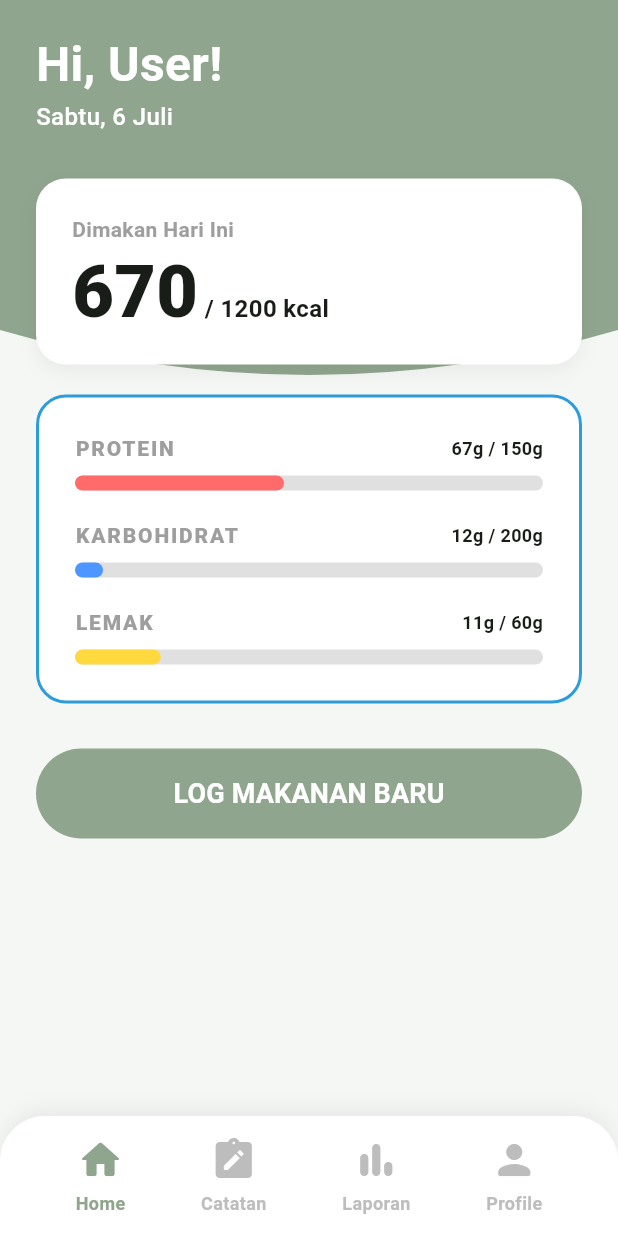
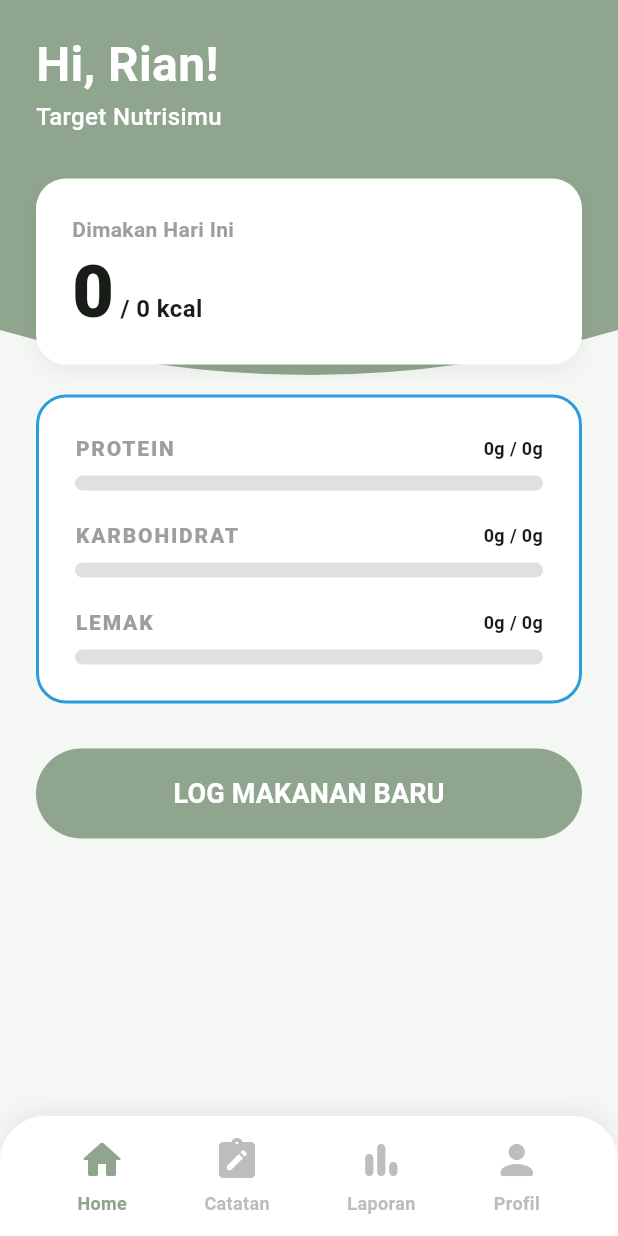
Before and after one commit to javierrayhan/nutri-go, a Flutter app: the HomeScreen screen opened by its route, on a phone screen of 412 x 824 dp. Run offline on Flutter 3.47's test engine with Material 3 defaults, Android fonts, the phone set to English and light mode, and no system bars; our stand-ins replace shared_preferences; accounts and stored records are empty; network calls fail.

Commit message:
manual merge: add all services folder in rian-dev branch to main branch

```diff
--- a/NutrienGO/nutriengo/lib/home.dart
+++ b/NutrienGO/nutriengo/lib/home.dart
@@ -1,34 +1,107 @@
 import 'package:flutter/material.dart';
+import 'services/profile_service.dart';
+import 'services/daily_log_service.dart'; // Tambahan Import Kurir Log
 
-class HomeScreen extends StatelessWidget {
+class HomeScreen extends StatefulWidget {
   const HomeScreen({Key? key}) : super(key: key);
 
   @override
+  State<HomeScreen> createState() => _HomeScreenState();
+}
+
+class _HomeScreenState extends State<HomeScreen> {
+  bool _isLoading = true;
+
+  // Variabel Target Maksimal (Dari Profile)
+  int maxCalories = 0;
+  double proteinMax = 0;
+  double carbsMax = 0;
+  double fatMax = 0;
+
+  // Variabel Progress Hari Ini (Dari Daily Logs)
+  int currentCalories = 0;
+  double proteinCurrent = 0;
+  double carbsCurrent = 0;
+  double fatCurrent = 0;
+
+  @override
+  void initState() {
+    super.initState();
+    _loadData(); // Panggil fungsi gabungan
+  }
+
+  // Fungsi pengaman angka
+  double _safeDouble(dynamic value) {
+    if (value == null) return 0.0;
+    if (value is num) return value.toDouble();
+    return double.tryParse(value.toString()) ?? 0.0;
+  }
+
+  // --- FUNGSI GABUNGAN: TARIK PROFIL & TARIK LOG HARIAN ---
+  Future<void> _loadData() async {
+    ProfileService profileService = ProfileService();
+    DailyLogService logService = DailyLogService();
+
+    // 1. Tarik Data Profil Damar
+    final profileData = await profileService.getProfile();
+
+    // 2. Tarik Data Makanan Hari Ini
+    String todayDate = DateTime.now().toIso8601String().split('T')[0];
+    List<dynamic> logs = await logService.getDailyLogs(todayDate);
+
+    // 3. Kalkulasi Total Dimakan Hari Ini
+    double tempCals = 0;
+    double tempPro = 0;
+    double tempCarbs = 0;
+    double tempFat = 0;
+
+    for (var log in logs) {
+      tempCals += _safeDouble(log['totalCalories']);
+      tempPro += _safeDouble(log['totalProtein']);
+      tempCarbs += _safeDouble(log['totalCarbs']);
+      tempFat += _safeDouble(log['totalFat']);
+    }
+
+    if (profileData != null) {
+      setState(() {
+        // Set Data Target
+        maxCalories =
+            double.tryParse(profileData['calorieGoal'].toString())?.toInt() ??
+            0;
+        proteinMax =
+            double.tryParse(profileData['proteinGoal'].toString()) ?? 0.0;
+        carbsMax = double.tryParse(profileData['carbGoal'].toString()) ?? 0.0;
+        fatMax = double.tryParse(profileData['fatGoal'].toString()) ?? 0.0;
+
+        // Set Data Progress Bar
+        currentCalories = tempCals.toInt();
+        proteinCurrent = tempPro;
+        carbsCurrent = tempCarbs;
+        fatCurrent = tempFat;
+
+        _isLoading = false;
+      });
+    } else {
+      setState(() {
+        _isLoading = false;
+      });
+      print("Data profil kosong atau gagal dimuat.");
+    }
+  }
+
+  @override
   Widget build(BuildContext context) {
-    // Dynamic variables - Hook these up to your state management later (Provider/Riverpod/GetX)
-    final int currentCalories = 670;
-    final int maxCalories = 1200;
-
-    final double proteinCurrent = 67;
-    final double proteinMax = 150;
-
-    final double carbsCurrent = 12;
-    final double carbsMax = 200;
-
-    final double fatCurrent = 11;
-    final double fatMax = 60;
-
     return Scaffold(
-      backgroundColor: const Color(0xFFF4F7F4), // Off-white background
-      body: Stack(
+      backgroundColor: const Color(0xFFF4F7F4),
+      body: _isLoading
+          ? const Center(
+              child: CircularProgressIndicator(color: Color(0xFF90A58D)),
+            )
+          : Stack(
               children: [
-          // Curved Green Header Background
                 ClipPath(
                   clipper: HeaderClipper(),
-            child: Container(
-              height: 280,
-              color: const Color(0xFF90A58D), // Sage green
-            ),
+                  child: Container(height: 280, color: const Color(0xFF90A58D)),
                 ),
                 SafeArea(
                   child: SingleChildScrollView(
@@ -38,7 +111,7 @@ class HomeScreen extends StatelessWidget {
                       children: [
                         const SizedBox(height: 20),
                         const Text(
-                    'Hi, User!',
+                          'Hi, Rian!',
                           style: TextStyle(
                             fontSize: 32,
                             fontWeight: FontWeight.bold,
@@ -46,7 +119,7 @@ class HomeScreen extends StatelessWidget {
                           ),
                         ),
                         const Text(
-                    'Sabtu, 6 Juli',
+                          'Target Nutrisimu',
                           style: TextStyle(
                             fontSize: 16,
                             color: Colors.white,
@@ -117,7 +190,7 @@ class HomeScreen extends StatelessWidget {
                             border: Border.all(
                               color: const Color(0xFF2D9CDB),
                               width: 2,
-                      ), // The Jarring Blue Border
+                            ),
                           ),
                           child: Column(
                             children: [
@@ -159,7 +232,6 @@ class HomeScreen extends StatelessWidget {
                               elevation: 0,
                             ),
                             onPressed: () {
-                        // Routing to tracking screen
                               Navigator.pushNamed(context, '/track');
                             },
                             child: const Text(
@@ -172,19 +244,16 @@ class HomeScreen extends StatelessWidget {
                             ),
                           ),
                         ),
-                  const SizedBox(height: 40), // Bottom padding
+                        const SizedBox(height: 40),
                       ],
                     ),
                   ),
                 ),
               ],
             ),
-      // Pass the context down to the nav builder
       bottomNavigationBar: _buildBottomNav(context),
     );
   }
-
-  // --- WIDGET BUILDERS ---
 
   Widget _buildDynamicProgressBar(
     String label,
@@ -192,7 +261,7 @@ class HomeScreen extends StatelessWidget {
     double max,
     Color color,
   ) {
-    double percentage = (current / max).clamp(0.0, 1.0);
+    double percentage = max > 0 ? (current / max).clamp(0.0, 1.0) : 0.0;
 
     return Column(
       crossAxisAlignment: CrossAxisAlignment.start,
@@ -219,7 +288,6 @@ class HomeScreen extends StatelessWidget {
           builder: (context, constraints) {
             return Stack(
               children: [
-                // Background Track
                 Container(
                   height: 10,
                   width: constraints.maxWidth,
@@ -228,8 +296,9 @@ class HomeScreen extends StatelessWidget {
                     borderRadius: BorderRadius.circular(5),
                   ),
                 ),
-                // Dynamic Fill
-                Container(
+                AnimatedContainer(
+                  duration: const Duration(milliseconds: 800),
+                  curve: Curves.easeOutCubic,
                   height: 10,
                   width: constraints.maxWidth * percentage,
                   decoration: BoxDecoration(
@@ -245,7 +314,6 @@ class HomeScreen extends StatelessWidget {
     );
   }
 
-  // Added BuildContext requirement here
   Widget _buildBottomNav(BuildContext context) {
     return Container(
       height: 80,
@@ -266,7 +334,6 @@ class HomeScreen extends StatelessWidget {
       child: Row(
         mainAxisAlignment: MainAxisAlignment.spaceEvenly,
         children: [
-          // Passed context and specific routes
           _buildNavItem(context, Icons.home_rounded, 'Home', true, '/home'),
           _buildNavItem(
             context,
@@ -285,7 +352,7 @@ class HomeScreen extends StatelessWidget {
           _buildNavItem(
             context,
             Icons.person_rounded,
-            'Profile',
+            'Profil',
             false,
             '/profile',
           ),
@@ -294,7 +361,6 @@ class HomeScreen extends StatelessWidget {
     );
   }
 
-  // Added context, route string, and GestureDetector functionality
   Widget _buildNavItem(
     BuildContext context,
     IconData icon,
@@ -305,7 +371,6 @@ class HomeScreen extends StatelessWidget {
     final color = isActive ? const Color(0xFF90A58D) : Colors.grey[400];
     return GestureDetector(
       onTap: () {
-        // Only push route if it's not the currently active tab
         if (!isActive) {
           Navigator.pushReplacementNamed(context, route);
         }
@@ -329,13 +394,11 @@ class HomeScreen extends StatelessWidget {
   }
 }
 
-// --- CUSTOM CLIPPER ---
 class HeaderClipper extends CustomClipper<Path> {
   @override
   Path getClip(Size size) {
     var path = Path();
     path.lineTo(0, size.height - 60);
-    // Smooth U-shape curve dropping down slightly in the middle
     var controlPoint = Offset(size.width / 2, size.height);
     var endPoint = Offset(size.width, size.height - 60);
 
--- a/NutrienGO/nutriengo/lib/tracking.dart
+++ b/NutrienGO/nutriengo/lib/tracking.dart
@@ -974,7 +974,7 @@ class _TrackingScreenState extends State<TrackingScreen> {
           _buildNavItem(Icons.home_rounded, 'Home', false, '/home'),
           _buildNavItem(Icons.note_alt_rounded, 'Tracking', true, '/track'),
           _buildNavItem(Icons.bar_chart_rounded, 'Laporan', false, '/laporan'),
-          _buildNavItem(Icons.info_rounded, 'About', false, '/about'),
+          _buildNavItem(Icons.person_rounded, 'Profil', false, '/profile'),
         ],
       ),
     );
```
Also changed, not shown: NutrienGO/nutriengo/lib/profile.dart (+19 -62 lines). Lines whose indentation alone changed are shown as unchanged.
